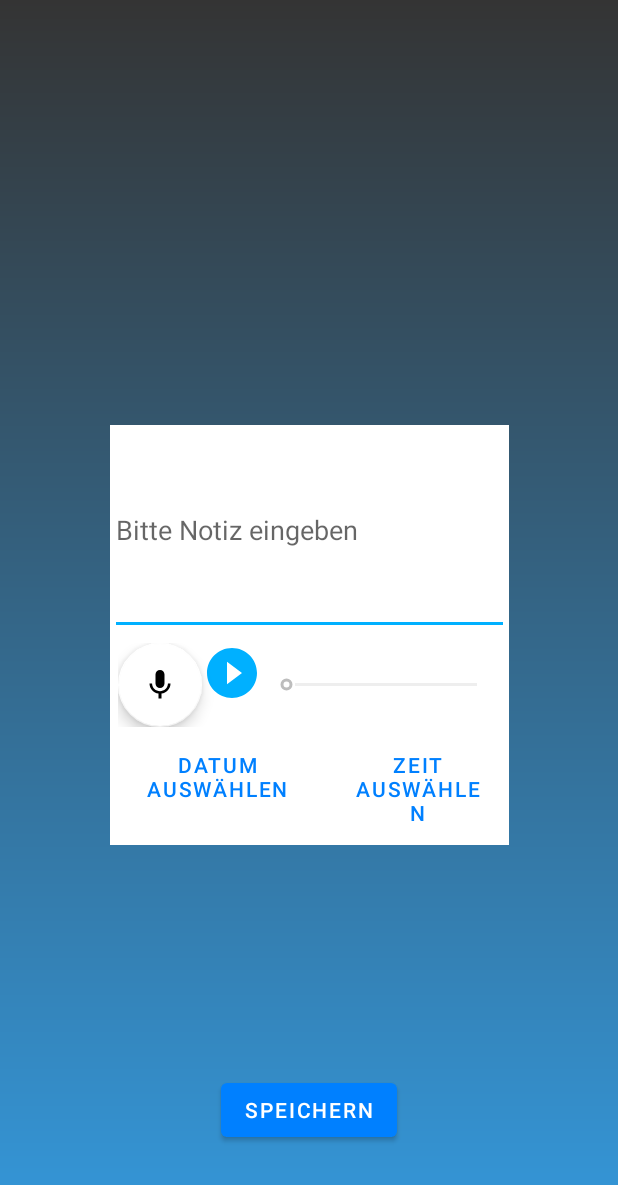
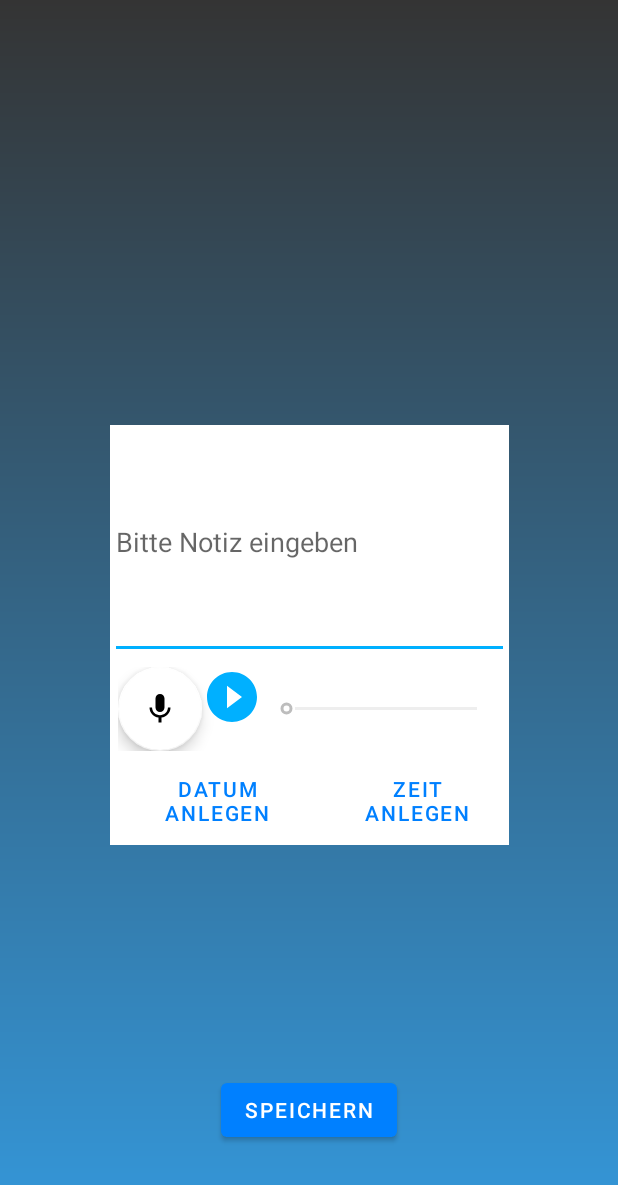
Before and after one commit to SengGruppe/QuickNotes, an Android app: the layout activity_pop.xml on its own in the app's theme, with its tools: preview values and no code run, on a phone screen of 412 x 824 dp. Shown: the top 1185 px of the screen. Run offline under Robolectric (Android 15) with nearby library versions, the phone set to English and light mode, and no system bars.

Commit message:
nur "Datum anlegen" und "Zeit anlagen" als Text für Buttons, da "auswählen" immernoch zu lang für die Buttons war.

```diff
--- a/app/src/main/res/values/strings.xml
+++ b/app/src/main/res/values/strings.xml
@@ -6,6 +6,6 @@
     <string name="save_button">Speichern</string>
     <string name="hint">Bitte Notiz eingeben</string>
     <string name="cd_note_item_expand_button">Notiz auf- oder zuklappen</string>
-    <string name="datePickButtonText">Datum auswählen</string>
-    <string name="timePickButtonText">Zeit auswählen</string>
+    <string name="datePickButtonText">Datum anlegen</string>
+    <string name="timePickButtonText">Zeit anlegen</string>
 </resources>
```
